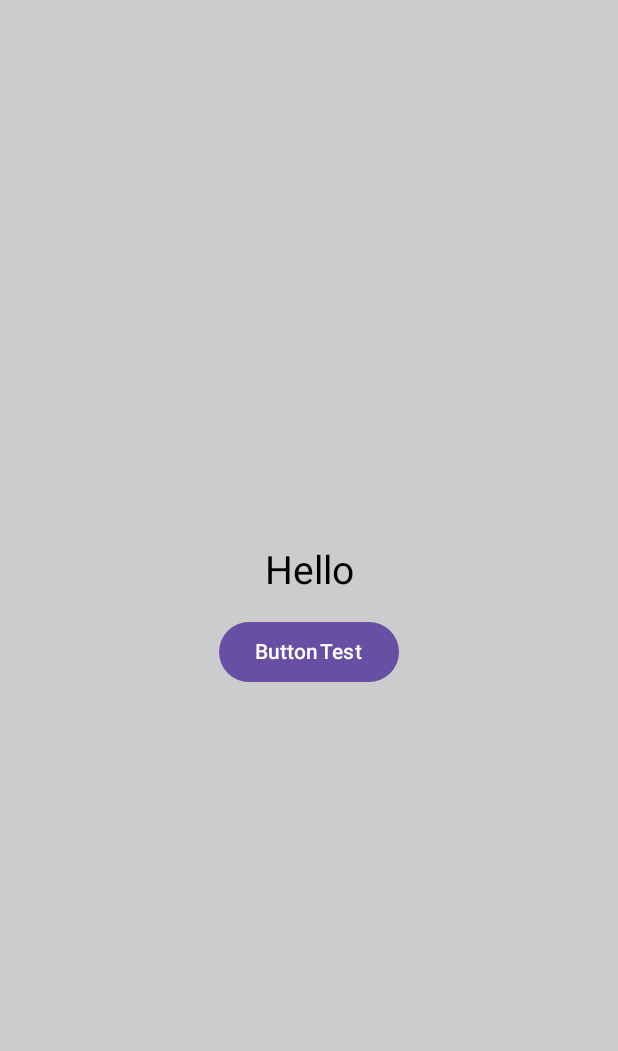
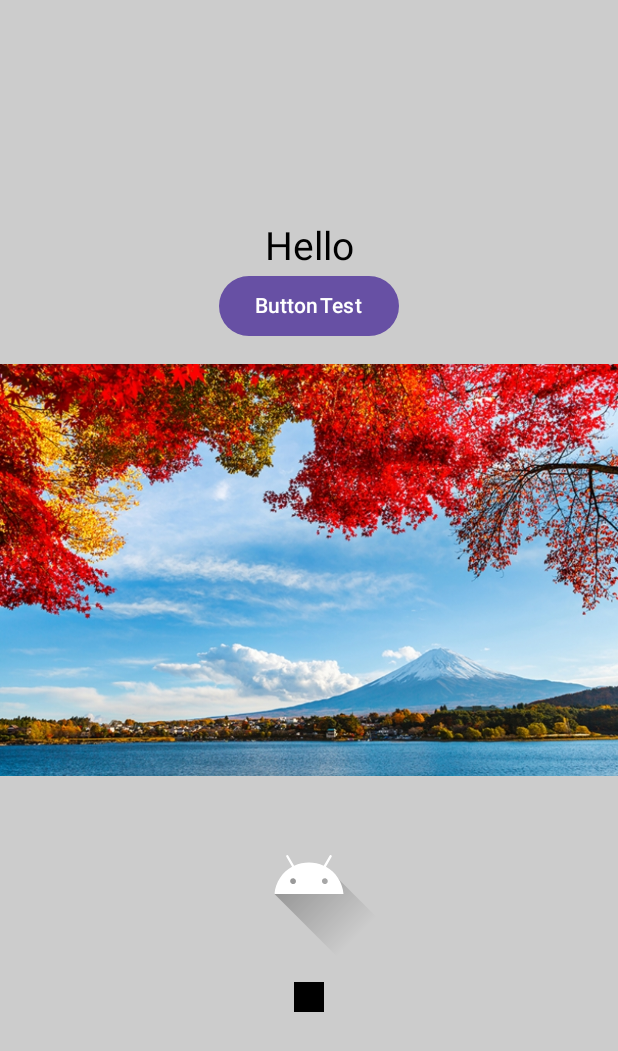
Before and after one commit to ismailmesut/AK025-KotlinStateManagementCompose, an Android app built with Jetpack Compose: the screen it shows after launch (MainActivity), on a phone screen of 412 x 824 dp. Shown: the top 1051 px of the screen. Run offline under Robolectric (Android 15) with nearby library versions, the phone set to English and light mode, and no system bars.

Commit message:
updated: other composables & image

```diff
--- a/app/src/main/java/com/ismailmesutmujde/kotlinstatemanagementcompose/MainActivity.kt
+++ b/app/src/main/java/com/ismailmesutmujde/kotlinstatemanagementcompose/MainActivity.kt
@@ -4,11 +4,13 @@ import android.os.Bundle
 import androidx.activity.ComponentActivity
 import androidx.activity.compose.setContent
 import androidx.activity.enableEdgeToEdge
+import androidx.compose.foundation.Image
 import androidx.compose.foundation.layout.Arrangement
 import androidx.compose.foundation.layout.Column
 import androidx.compose.foundation.layout.Spacer
 import androidx.compose.foundation.layout.fillMaxSize
 import androidx.compose.foundation.layout.padding
+import androidx.compose.foundation.layout.size
 import androidx.compose.material3.Button
 import androidx.compose.material3.Scaffold
 import androidx.compose.material3.Surface
@@ -17,6 +19,11 @@ import androidx.compose.runtime.Composable
 import androidx.compose.ui.Alignment
 import androidx.compose.ui.Modifier
 import androidx.compose.ui.graphics.Color
+import androidx.compose.ui.graphics.ImageBitmap
+import androidx.compose.ui.graphics.painter.ColorPainter
+import androidx.compose.ui.graphics.vector.ImageVector
+import androidx.compose.ui.res.imageResource
+import androidx.compose.ui.res.vectorResource
 import androidx.compose.ui.tooling.preview.Preview
 import androidx.compose.ui.unit.dp
 import androidx.compose.ui.unit.sp
@@ -42,13 +49,28 @@ fun MainScreen() {
             Text(text = "Hello",
                 fontSize = 26.sp
                 )
-            Spacer(modifier = Modifier.padding(7.dp))
+
             Button(onClick = {
                 println("clicked")
             }) {
                 Text(text = "Button")
                 Text(text = "Test")
             }
+            Spacer(modifier = Modifier.padding(7.dp))
+
+            Image(bitmap = ImageBitmap.imageResource(id = R.drawable.manzara),
+                contentDescription = "manzara")
+
+            Spacer(modifier = Modifier.padding(7.dp))
+
+            Image(imageVector = ImageVector.vectorResource(id = R.drawable.ic_launcher_foreground),
+                contentDescription = null)
+
+            Spacer(modifier = Modifier.padding(7.dp))
+
+            Image(painter = ColorPainter(Color.Black),
+                contentDescription = null,
+                modifier = Modifier.size(20.dp, 20.dp))
         }
     }
 
```
Also changed, not shown: app/src/main/res/drawable/manzara.jpg (added).
